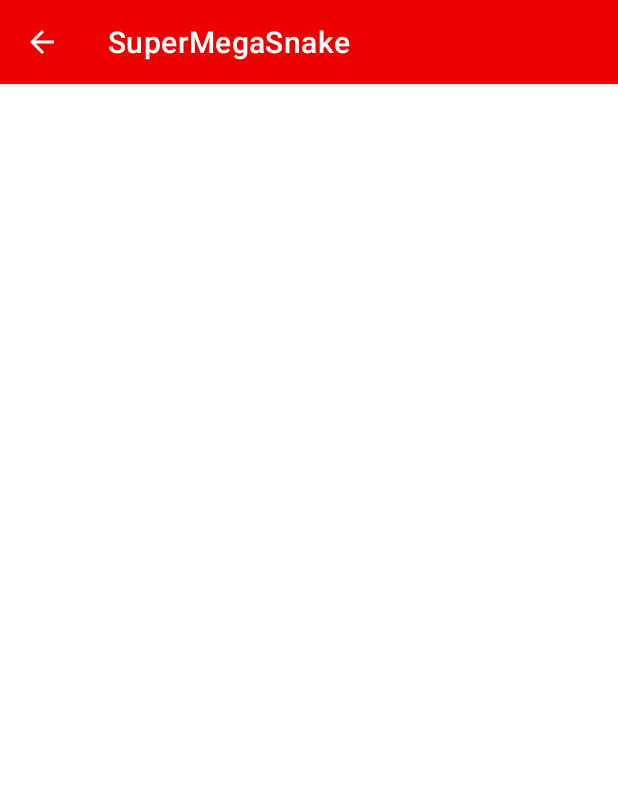
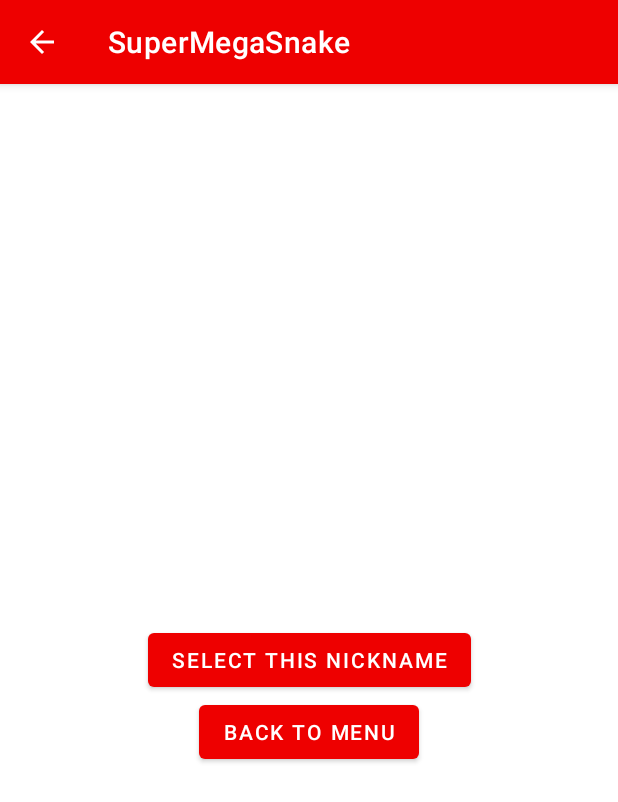
Before and after one commit to rachmiroff/super-mega-snake-android, an Android app: the LoginActivity screen opened directly, with no data from a screen before it, on a phone screen of 412 x 824 dp. Shown: the top 802 px of the screen. Run offline under Robolectric (Android 15) with nearby library versions, the phone set to English and light mode, and no system bars.

Commit message:
Added nav logic for LoginActivity.

```diff
--- a/app/src/main/java/kg/auca/super_mega_snake/LoginActivity.java
+++ b/app/src/main/java/kg/auca/super_mega_snake/LoginActivity.java
@@ -2,7 +2,10 @@ package kg.auca.super_mega_snake;
 
 import androidx.appcompat.app.AppCompatActivity;
 
+import android.content.Intent;
 import android.os.Bundle;
+import android.view.View;
+import android.widget.Toast;
 
 public class LoginActivity extends AppCompatActivity {
 
@@ -11,4 +14,18 @@ public class LoginActivity extends AppCompatActivity {
         super.onCreate(savedInstanceState);
         setContentView(R.layout.activity_login);
     }
+
+    public void onSelectButtonClick(View view) {
+        //TODO(Uncomment this part when MultiPlayerGameActivity will added.)
+        //Intent intent = new Intent(this, MultiPlayerGameActivity.class);
+        //startActivity(intent);
+
+        //TODO(Remove this when MultiPlayerGameActivity will added.)
+        Toast.makeText(this, "MultiPlayerGameActivity is not ready yet", Toast.LENGTH_SHORT).show();
+    }
+
+    public void onBackButtonClick(View view) {
+        Intent intent = new Intent(this, MainActivity.class);
+        startActivity(intent);
+    }
 }
--- a/app/src/main/res/layout/activity_login.xml
+++ b/app/src/main/res/layout/activity_login.xml
@@ -6,4 +6,24 @@
     android:layout_height="match_parent"
     tools:context=".LoginActivity">
 
+    <Button
+        android:id="@+id/continue_btn"
+        android:layout_width="wrap_content"
+        android:layout_height="wrap_content"
+        android:text="Select this nickname"
+        android:onClick="onSelectButtonClick"
+        app:layout_constraintBottom_toBottomOf="parent"
+        app:layout_constraintEnd_toEndOf="parent"
+        app:layout_constraintStart_toStartOf="parent"
+        app:layout_constraintTop_toTopOf="parent" />
+
+    <Button
+        android:id="@+id/back_btn"
+        android:layout_width="wrap_content"
+        android:layout_height="wrap_content"
+        android:text="Back to menu"
+        android:onClick="onBackButtonClick"
+        app:layout_constraintEnd_toEndOf="parent"
+        app:layout_constraintStart_toStartOf="parent"
+        app:layout_constraintTop_toBottomOf="@id/continue_btn" />
 </androidx.constraintlayout.widget.ConstraintLayout>
```
